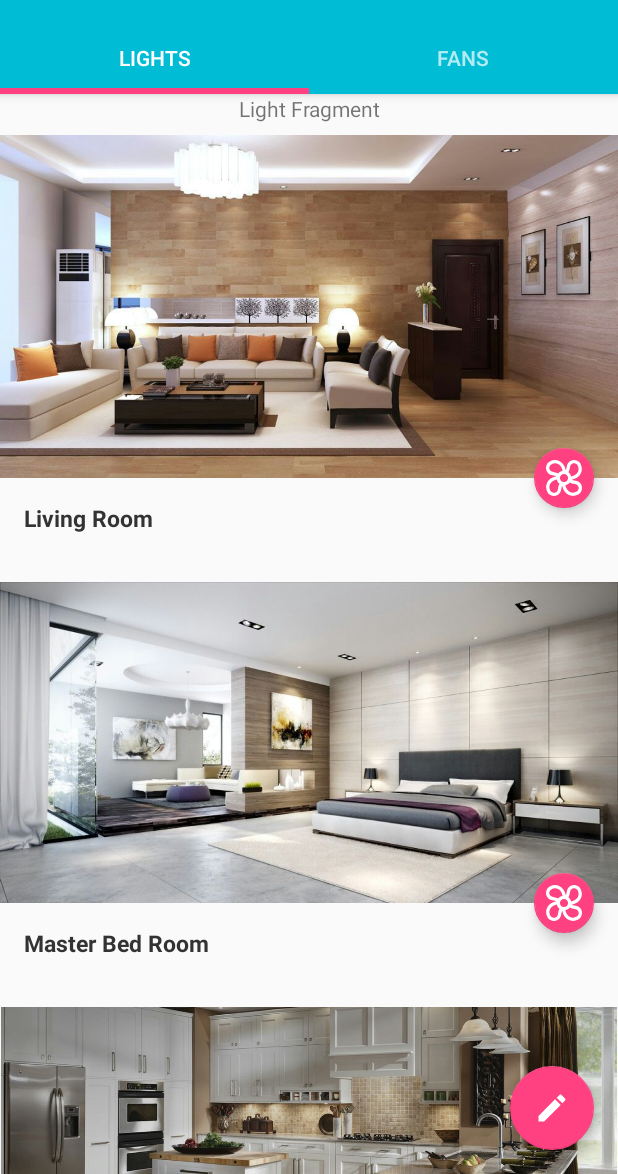
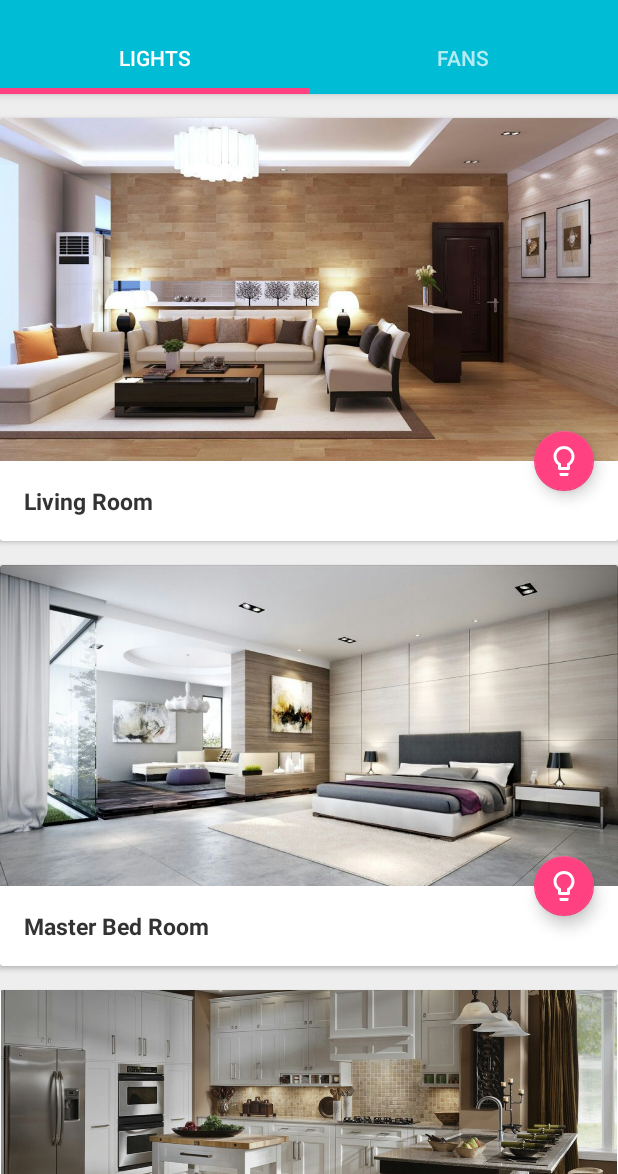
Before and after one commit to Jaideep5ingh/IntelliH, an Android app: the LightFragment screen opened directly, with no data from a screen before it, on a phone screen of 412 x 824 dp, the part 62-1236 px from its top. Run offline under Robolectric (Android 15) with nearby library versions, the phone set to English and light mode, and no system bars.

Commit message:
Changing colors to check git integeration

```diff
--- a/app/build.gradle
+++ b/app/build.gradle
@@ -26,6 +26,8 @@ dependencies {
     })
     compile 'com.android.support:appcompat-v7:24.2.1'
     compile 'com.android.support:design:24.2.1'
+    compile 'com.android.support:cardview-v7:24.1.1'
     compile 'com.android.support:support-v4:24.2.1'
+
     testCompile 'junit:junit:4.12'
 }
--- a/app/src/main/java/com/intelli/h/minor_t2/MainActivity.java
+++ b/app/src/main/java/com/intelli/h/minor_t2/MainActivity.java
@@ -36,17 +36,6 @@ public class MainActivity extends AppCompatActivity
 
         tabLayout.getTabAt(0).setText("Lights");
         tabLayout.getTabAt(1).setText("Fans");
-
-
-
-        FloatingActionButton fab = (FloatingActionButton) findViewById(R.id.fab);
-        fab.setOnClickListener(new View.OnClickListener() {
-            @Override
-            public void onClick(View view) {
-                Snackbar.make(view, "Replace with your own action", Snackbar.LENGTH_LONG)
-                        .setAction("Action", null).show();
-            }
-        });
 
         DrawerLayout drawer = (DrawerLayout) findViewById(R.id.drawer_layout);
         ActionBarDrawerToggle toggle = new ActionBarDrawerToggle(
--- a/app/src/main/java/com/intelli/h/minor_t2/TabFragments/LightFragment.java
+++ b/app/src/main/java/com/intelli/h/minor_t2/TabFragments/LightFragment.java
@@ -31,7 +31,7 @@ public class LightFragment extends Fragment {
         View view = inflater.inflate(R.layout.fragment_light, container, false);
         context = view.getContext();
         recyclerView = (RecyclerView) view.findViewById(R.id.recyclerView);
-        FanRecyclerViewAdapter mAdapter = new FanRecyclerViewAdapter(context);
+        LightRecyclerViewAdapter mAdapter = new LightRecyclerViewAdapter(context);
         RecyclerView.LayoutManager mLayoutManager = new LinearLayoutManager(context);
         recyclerView.setLayoutManager(mLayoutManager);
         recyclerView.setItemAnimator(new DefaultItemAnimator());
--- a/app/src/main/res/layout/app_bar_main.xml
+++ b/app/src/main/res/layout/app_bar_main.xml
@@ -33,13 +33,4 @@
 
     <include layout="@layout/content_main" />
 
-    <android.support.design.widget.FloatingActionButton
-        android:id="@+id/fab"
-        android:layout_width="wrap_content"
-        android:layout_height="wrap_content"
-        android:layout_gravity="bottom|end"
-        android:layout_margin="@dimen/fab_margin"
-        android:src="@drawable/ic_edit"
-        app:fabSize="normal" />
-
 </android.support.design.widget.CoordinatorLayout>
--- a/app/src/main/res/layout/content_main.xml
+++ b/app/src/main/res/layout/content_main.xml
@@ -12,5 +12,6 @@
     <android.support.v4.view.ViewPager
         android:layout_width="match_parent"
         android:layout_height="match_parent"
+        android:background="#eee"
         android:id="@+id/view_pager"/>
 </RelativeLayout>
--- a/app/src/main/res/layout/fan_tab_recycler_view_item.xml
+++ b/app/src/main/res/layout/fan_tab_recycler_view_item.xml
@@ -1,9 +1,10 @@
 <?xml version="1.0" encoding="utf-8"?>
-<LinearLayout xmlns:android="http://schemas.android.com/apk/res/android"
+<android.support.v7.widget.CardView xmlns:android="http://schemas.android.com/apk/res/android"
     xmlns:app="http://schemas.android.com/apk/res-auto"
     android:layout_width="match_parent"
     android:layout_height="wrap_content"
     android:layout_marginTop="8dp"
+    android:background="#fff"
     android:layout_marginBottom="8dp"
     android:orientation="vertical">
 
@@ -40,10 +41,12 @@
             android:layout_height="wrap_content"
             android:layout_margin="16dp"
             app:fabSize="mini"
+            android:clickable="true"
+            app:rippleColor="#fff"
             android:src="@drawable/ventilating_fan"
             app:layout_anchor="@id/textView"
             app:layout_anchorGravity="end" />
 
     </android.support.design.widget.CoordinatorLayout>
 
-</LinearLayout>
+</android.support.v7.widget.CardView>
--- a/app/src/main/res/layout/fragment_light.xml
+++ b/app/src/main/res/layout/fragment_light.xml
@@ -5,22 +5,11 @@
     android:layout_height="match_parent"
     tools:context="com.intelli.h.minor_t2.TabFragments.LightFragment">
 
-    <!-- TODO: Update blank fragment layout -->
-    <LinearLayout
+    <android.support.v7.widget.RecyclerView
+        android:id="@+id/recyclerView"
+        android:paddingTop="8dp"
+        android:clipToPadding="true"
         android:layout_width="match_parent"
-        android:layout_height="match_parent"
-        android:orientation="vertical">
-
-        <TextView
-            android:layout_width="match_parent"
-            android:layout_height="wrap_content"
-            android:gravity="center"
-            android:text="Light Fragment" />
-
-        <android.support.v7.widget.RecyclerView
-            android:id="@+id/recyclerView"
-            android:layout_width="match_parent"
-            android:layout_height="match_parent" />
-    </LinearLayout>
+        android:layout_height="match_parent" />
 
 </FrameLayout>
--- a/app/src/main/res/layout/light_tab_recycler_view_item.xml
+++ b/app/src/main/res/layout/light_tab_recycler_view_item.xml
@@ -1,9 +1,10 @@
 <?xml version="1.0" encoding="utf-8"?>
-<LinearLayout xmlns:android="http://schemas.android.com/apk/res/android"
+<android.support.v7.widget.CardView xmlns:android="http://schemas.android.com/apk/res/android"
     xmlns:app="http://schemas.android.com/apk/res-auto"
     android:layout_width="match_parent"
     android:layout_height="wrap_content"
     android:layout_marginTop="8dp"
+    android:background="#fff"
     android:layout_marginBottom="8dp"
     android:orientation="vertical">
 
@@ -39,6 +40,8 @@
             android:layout_width="wrap_content"
             android:layout_height="wrap_content"
             android:layout_margin="16dp"
+            android:clickable="true"
+            app:rippleColor="#fff"
             app:fabSize="mini"
             android:src="@drawable/ic_lightbulb"
             app:layout_anchor="@id/textView"
@@ -46,4 +49,4 @@
 
     </android.support.design.widget.CoordinatorLayout>
 
-</LinearLayout>
+</android.support.v7.widget.CardView>
```
Also changed, not shown: app/src/main/res/layout/fragment_fan.xml (+5 -17 lines).
